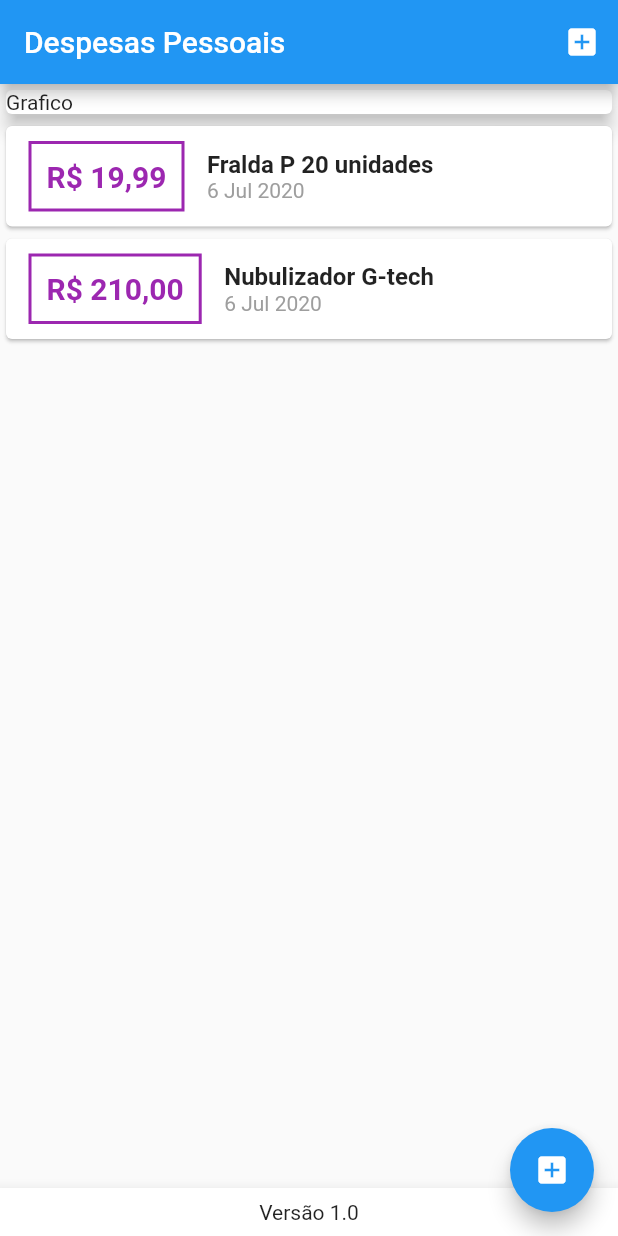
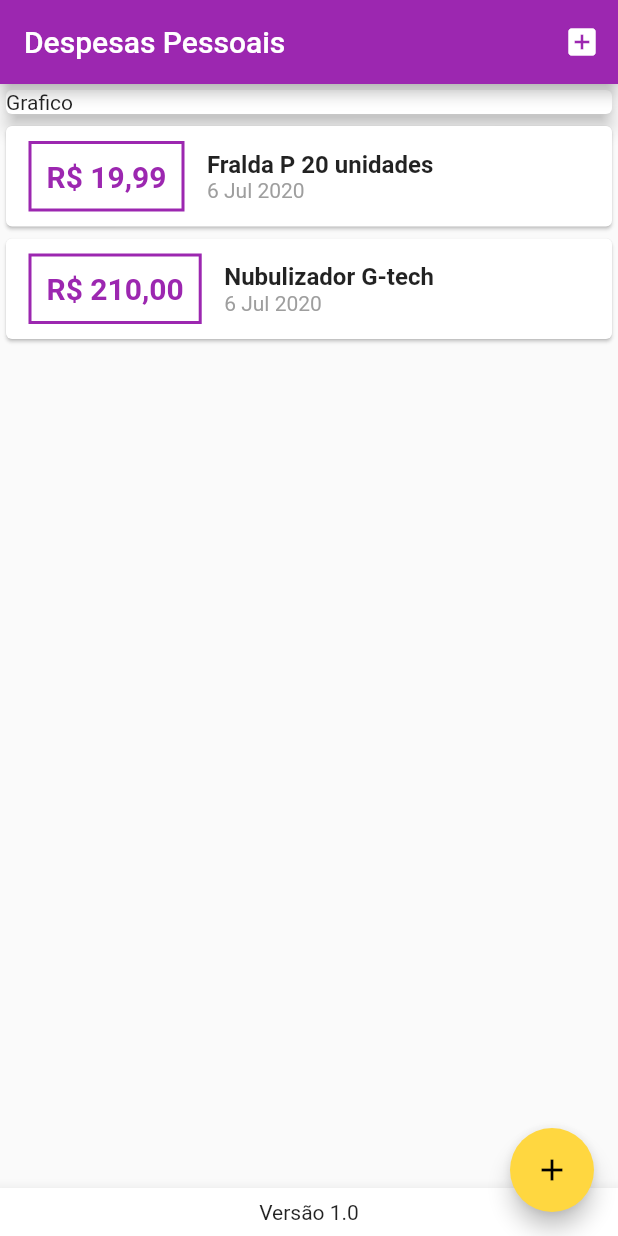
Before and after one commit to DaniloLM/despesas_pessoais, a Flutter app: the screen it shows after launch, on a phone screen of 412 x 824 dp. Run offline on Flutter 3.47's test engine with Material 2 defaults, Android fonts, the phone set to English and light mode, and no system bars.

Commit message:
Criando um Theme

```diff
--- a/lib/components/transaction_list.dart
+++ b/lib/components/transaction_list.dart
@@ -22,7 +22,7 @@ class TransactionList extends StatelessWidget {
                 Container(
                   decoration: BoxDecoration(
                       border: Border.all(
-                    color: Colors.purple,
+                    color: Theme.of(context).primaryColor,
                     width: 2,
                   )),
                   margin: EdgeInsets.symmetric(
@@ -35,7 +35,7 @@ class TransactionList extends StatelessWidget {
                     style: TextStyle(
                       fontSize: 20,
                       fontWeight: FontWeight.bold,
-                      color: Colors.purple,
+                      color: Theme.of(context).primaryColor,
                     ),
                   ),
                 ),
--- a/lib/main.dart
+++ b/lib/main.dart
@@ -1,6 +1,5 @@
 import 'package:despesas_pessoais/pages/homePage.dart';
 import 'package:flutter/material.dart';
-
 
 void main() => runApp(ExpensesApp());
 
@@ -9,6 +8,10 @@ class ExpensesApp extends StatelessWidget {
   Widget build(BuildContext context) {
     return MaterialApp(
       home: HomePage(),
+      theme: ThemeData(
+        primarySwatch: Colors.purple,
+        accentColor: Colors.amberAccent,
+      ),
     );
   }
 }
--- a/lib/pages/homePage.dart
+++ b/lib/pages/homePage.dart
@@ -77,7 +77,7 @@ class _HomePageState extends State<HomePage> {
         ),
       ),
       floatingActionButton: FloatingActionButton(
-        child: Icon(Icons.add_box),
+        child: Icon(Icons.add),
         onPressed: () => _openTransactionFormModal(context),
       ),
       bottomSheet: BottomAppBar(
```
